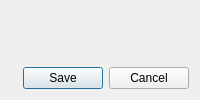
Before: the Qt Designer form src/ui/qgsgroupwmsdatadialogbase.ui in qgis/QGIS, drawn with Qt 5.
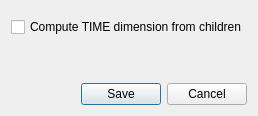
After: the same form once the commit is applied. Icons and pictures are not drawn. Custom widgets are drawn as their Qt base class.

Commit message:
feat(WMSTime): Allow group node to expose time dimension
Add also support of date range in time dimension with respect to the
OGC WMS and ISO8601 standard.

```diff
--- a/src/ui/qgsgroupwmsdatadialogbase.ui
+++ b/src/ui/qgsgroupwmsdatadialogbase.ui
@@ -17,6 +17,16 @@
    <item>
     <widget class="QgsMapLayerServerPropertiesWidget" name="mMapLayerServerPropertiesWidget" native="true"/>
    </item>
+   <item>
+    <widget class="QCheckBox" name="mComputeTimeDimension">
+     <property name="toolTip">
+      <string>When a GetCapabilities request is sent, QGIS server will return a TIME dimension computed as an union of all time dimension of its children recursively</string>
+     </property>
+     <property name="text">
+      <string>Compute TIME dimension from children</string>
+     </property>
+    </widget>
+   </item>
    <item>
     <spacer name="verticalSpacer">
      <property name="orientation">
```
Left out of the diff: 3 changed lines with no effect on the pictures. The commit also changes 11 other files.
